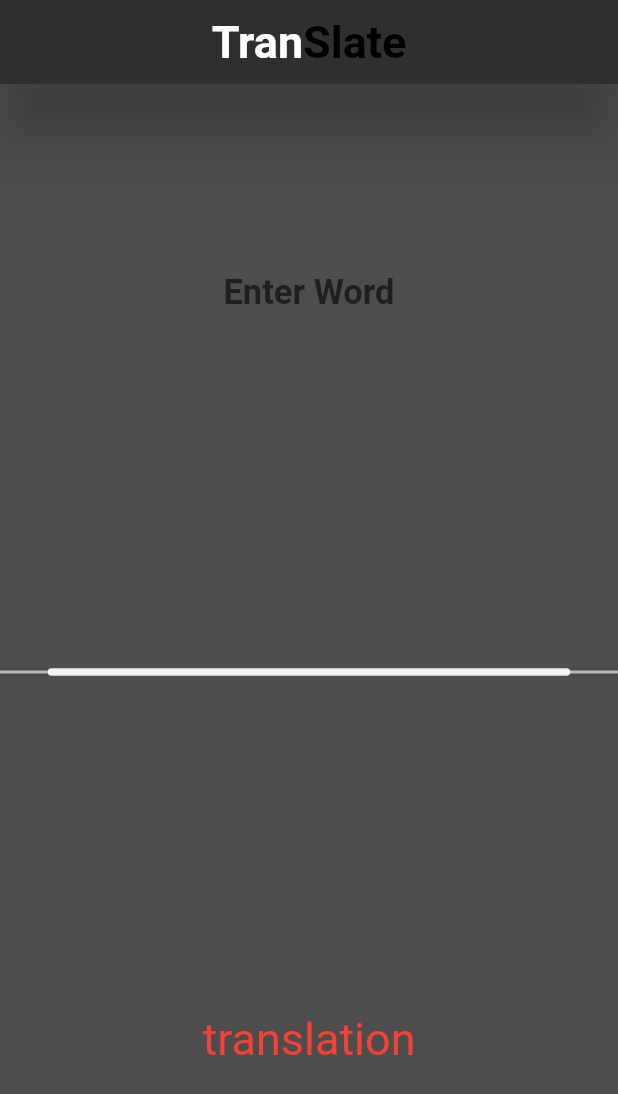
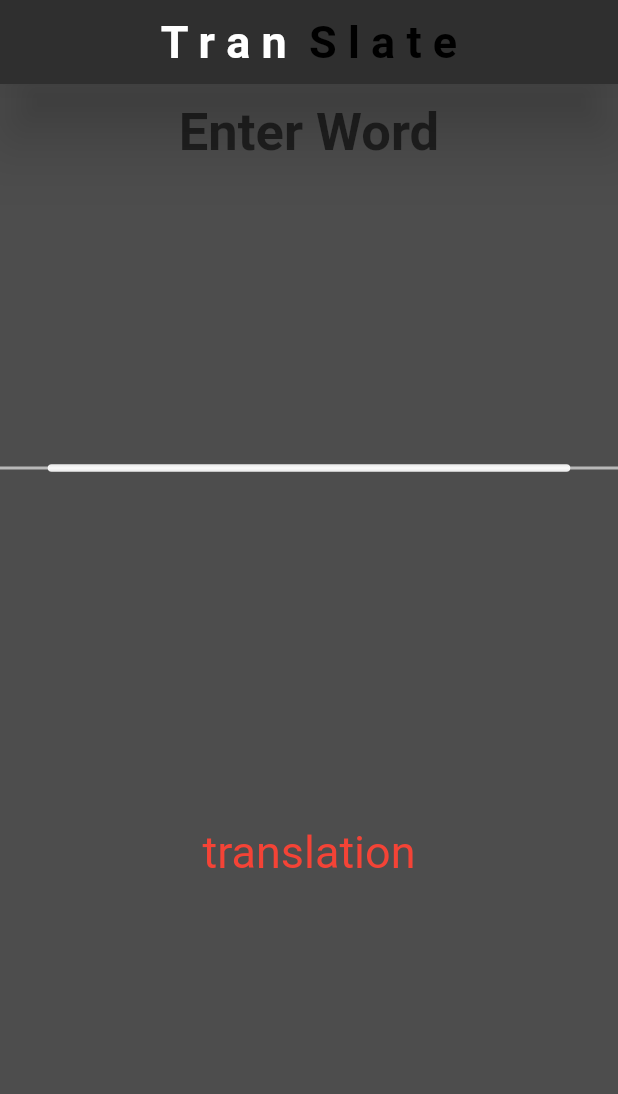
Before and after one commit to malak4822/xmltranslator, a Flutter app: the screen it shows after launch, on a phone screen of 412 x 824 dp. Shown: the top 1094 px of the screen. Run offline on Flutter 3.47's test engine with Material 2 defaults, Android fonts, the phone set to English and light mode, and no system bars; our stand-ins replace google_fonts; Roboto replaces fonts that are missing (Overpass).

Commit message:
better look beta

```diff
--- a/lib/main.dart
+++ b/lib/main.dart
@@ -41,7 +41,10 @@ class _MyHomePageState extends State<MyHomePage> {
   void initState() {
     getXmlFile(context, _searchValue.text, context);
     super.initState();
+    myFocusNode = FocusNode();
   }
+
+  late FocusNode myFocusNode;
 
   @override
   Widget build(BuildContext context) {
@@ -56,11 +59,11 @@ class _MyHomePageState extends State<MyHomePage> {
               RichText(
                 text: TextSpan(children: [
                   TextSpan(
-                      text: "Tran",
+                      text: "T r a n ",
                       style: GoogleFonts.overpass(
                           fontWeight: FontWeight.bold, fontSize: 30)),
                   TextSpan(
-                      text: "Slate",
+                      text: " S l a t e",
                       style: GoogleFonts.overpass(
                           color: Colors.black,
                           fontWeight: FontWeight.bold,
@@ -72,17 +75,17 @@ class _MyHomePageState extends State<MyHomePage> {
           elevation: 20,
         ),
         body: SafeArea(
-            child: Column(
-                mainAxisAlignment: MainAxisAlignment.spaceAround,
-                children: [
-              GestureDetector(
+            child: Column(children: [
+          Expanded(
+            flex: 1,
             child: TextField(
               style: GoogleFonts.overpass(
                   color: Colors.white,
                   fontWeight: FontWeight.bold,
-                      fontSize: 23),
+                  fontSize: 35),
               controller: _searchValue,
               textAlign: TextAlign.center,
+              textAlignVertical: TextAlignVertical.center,
               decoration: const InputDecoration(
                 border: InputBorder.none,
                 hintText: "Enter Word",
@@ -116,12 +119,17 @@ class _MyHomePageState extends State<MyHomePage> {
               foregroundPainter: LinePainter(),
             ),
           ),
-              Text(_translatedText1,
+          Expanded(
+            flex: 2,
+            child: Center(
+              child: Text(_translatedText1,
                   textAlign: TextAlign.center,
                   style: GoogleFonts.overpass(
                     color: Colors.red,
                     fontSize: 30,
                   )),
+            ),
+          ),
         ])));
   }
 }
--- a/lib/painter.dart
+++ b/lib/painter.dart
@@ -25,7 +25,7 @@ class LinePainter extends CustomPainter {
       ..strokeWidth = 2;
 
     canvas.drawLine(
-      Offset(size.width * 1 / 10000, size.height),
+      Offset(0, size.height),
       Offset(size.width, size.height),
       paint1,
     );
```
Lines whose indentation alone changed are shown as unchanged.
